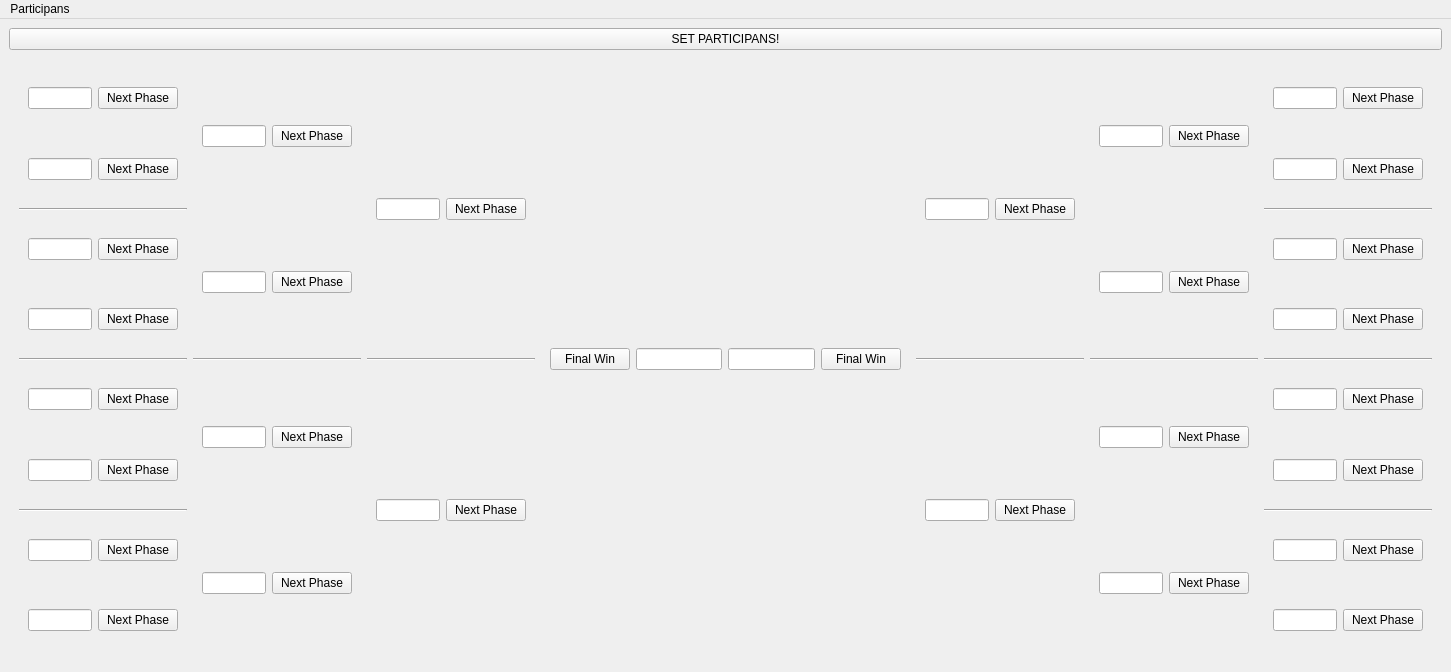
Before: the Qt Designer form raw.ui in nikolasribeiro/PositionBoard, drawn with Qt 5.
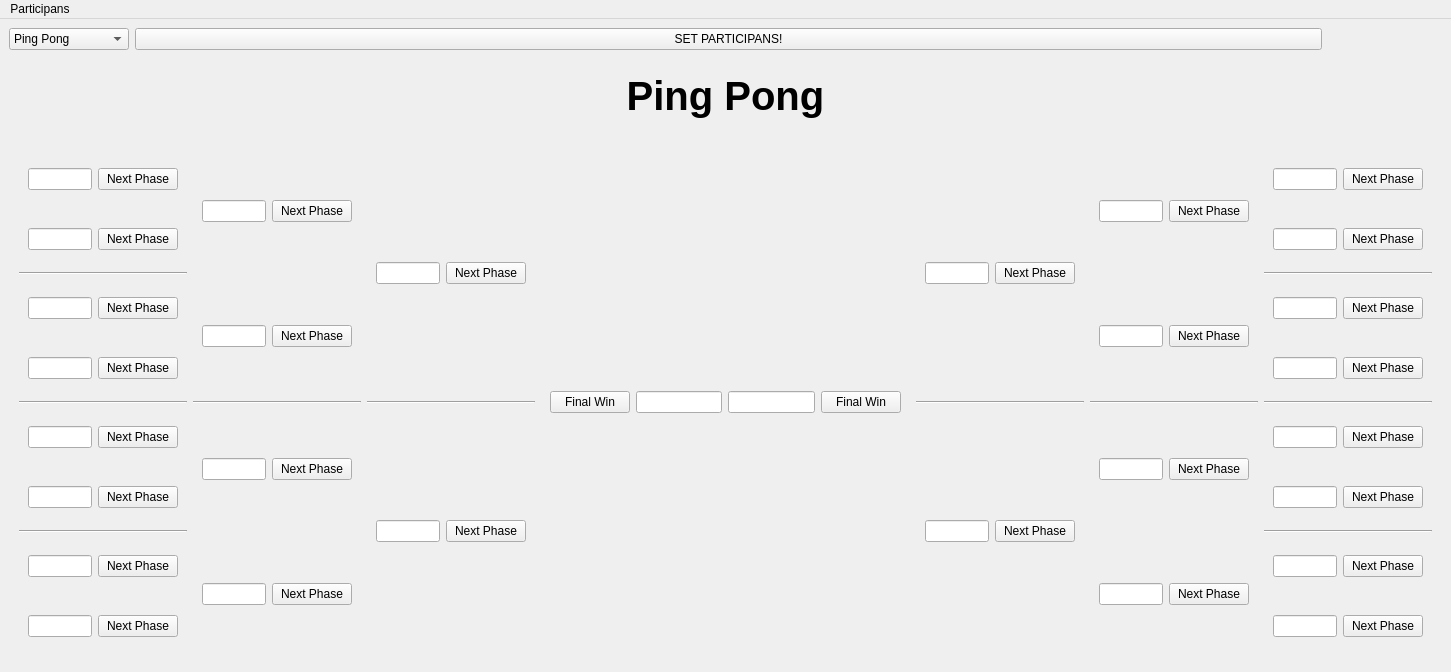
After: the same form once the commit is applied.

```diff
--- a/raw.ui
+++ b/raw.ui
@@ -14,8 +14,98 @@
    <string>Position Board!</string>
   </property>
   <widget class="QWidget" name="centralwidget">
-   <layout class="QGridLayout" name="gridLayout">
-    <item row="1" column="0">
+   <layout class="QVBoxLayout" name="verticalLayout">
+    <item>
+     <layout class="QHBoxLayout" name="horizontalLayout_30">
+      <property name="sizeConstraint">
+       <enum>QLayout::SetDefaultConstraint</enum>
+      </property>
+      <item>
+       <widget class="QComboBox" name="game_selector">
+        <property name="maximumSize">
+         <size>
+          <width>120</width>
+          <height>16777215</height>
+         </size>
+        </property>
+        <item>
+         <property name="text">
+          <string>Ping Pong</string>
+         </property>
+        </item>
+        <item>
+         <property name="text">
+          <string>Uno</string>
+         </property>
+        </item>
+        <item>
+         <property name="text">
+          <string>Pool</string>
+         </property>
+        </item>
+       </widget>
+      </item>
+      <item>
+       <widget class="QPushButton" name="refresh_button">
+        <property name="text">
+         <string>SET PARTICIPANS!</string>
+        </property>
+       </widget>
+      </item>
+      <item>
+       <spacer name="horizontalSpacer">
+        <property name="orientation">
+         <enum>Qt::Horizontal</enum>
+        </property>
+        <property name="sizeType">
+         <enum>QSizePolicy::Fixed</enum>
+        </property>
+        <property name="sizeHint" stdset="0">
+         <size>
+          <width>120</width>
+          <height>20</height>
+         </size>
+        </property>
+       </spacer>
+      </item>
+     </layout>
+    </item>
+    <item>
+     <widget class="QLabel" name="name_of_game">
+      <property name="minimumSize">
+       <size>
+        <width>0</width>
+        <height>0</height>
+       </size>
+      </property>
+      <property name="maximumSize">
+       <size>
+        <width>16777215</width>
+        <height>80</height>
+       </size>
+      </property>
+      <property name="sizeIncrement">
+       <size>
+        <width>0</width>
+        <height>300</height>
+       </size>
+      </property>
+      <property name="font">
+       <font>
+        <pointsize>30</pointsize>
+        <weight>75</weight>
+        <bold>true</bold>
+       </font>
+      </property>
+      <property name="text">
+       <string>Ping Pong</string>
+      </property>
+      <property name="alignment">
+       <set>Qt::AlignCenter</set>
+      </property>
+     </widget>
+    </item>
+    <item>
      <layout class="QHBoxLayout" name="horizontal">
       <property name="leftMargin">
        <number>10</number>
@@ -900,13 +990,6 @@
       </item>
      </layout>
     </item>
-    <item row="0" column="0">
-     <widget class="QPushButton" name="refresh_button">
-      <property name="text">
-       <string>SET PARTICIPANS!</string>
-      </property>
-     </widget>
-    </item>
    </layout>
   </widget>
   <widget class="QMenuBar" name="menubar">
```
